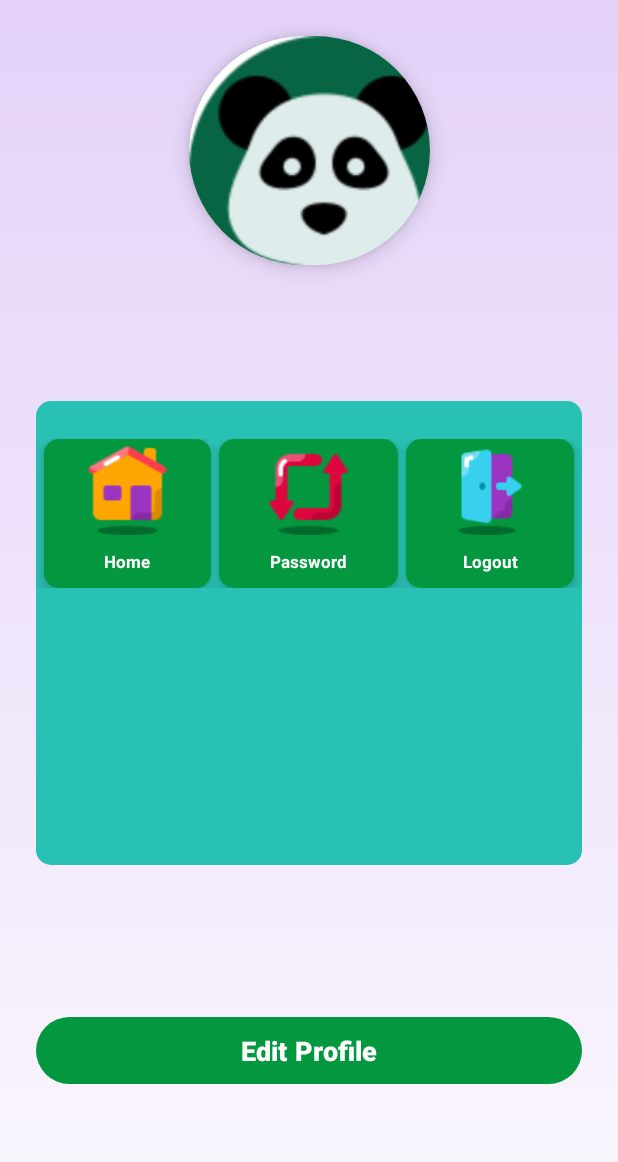
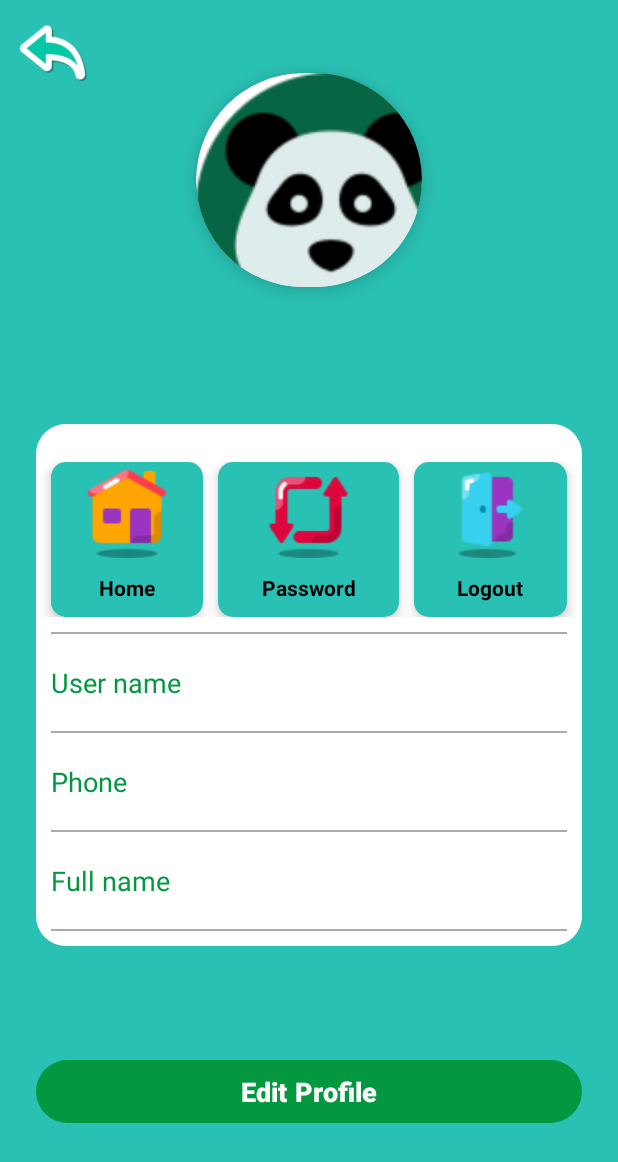
Before and after one commit to thangnguyen02/Restaurant-Management, an Android app: the ProfileActivity screen opened directly, with no data from a screen before it, on a phone screen of 412 x 824 dp. Shown: the top 1162 px of the screen. Run offline under Robolectric (Android 15) with nearby library versions, the phone set to English and light mode, and no system bars; our stand-ins replace Room's generated code; libraries missing offline, so code that uses them is left out: com.facebook.stetho, io.github.muddz.styleabletoast; 3 statements that could not run were skipped.

Commit message:
complete code

```diff
--- a/app/src/main/java/com/example/restaurantmanagement/Activity/HomeScreenActivity.java
+++ b/app/src/main/java/com/example/restaurantmanagement/Activity/HomeScreenActivity.java
@@ -22,8 +22,8 @@ import com.example.restaurantmanagement.R;
 public class HomeScreenActivity extends AppCompatActivity {
 
     TextView fullName;
-    ImageView profile;
-    LinearLayout logout, imageView2;
+    LinearLayout profile;
+    LinearLayout logout;
 
 
     @Override
--- a/app/src/main/java/com/example/restaurantmanagement/Activity/ProfileActivity.java
+++ b/app/src/main/java/com/example/restaurantmanagement/Activity/ProfileActivity.java
@@ -32,6 +32,7 @@ public class ProfileActivity extends AppCompatActivity {
     TextView username, fullname, phone, email;
     Button edit, update;
     EditText editUsername, editPhone, editFullname;
+    ImageView back;
 
     @Override
     protected void onCreate(Bundle savedInstanceState) {
@@ -52,6 +53,14 @@ public class ProfileActivity extends AppCompatActivity {
         fullname = findViewById(R.id.fullname);
         phone = findViewById(R.id.phone);
         edit = findViewById(R.id.edit);
+        back = findViewById(R.id.back);
+
+        back.setOnClickListener(new View.OnClickListener() {
+            @Override
+            public void onClick(View v) {
+                startActivity(new Intent(ProfileActivity.this, HomeScreenActivity.class));
+            }
+        });
 
         SharedPreferences sharedPreferences = getSharedPreferences("loginPrefs", Context.MODE_PRIVATE);
         String name = sharedPreferences.getString("userName", "");
--- a/app/src/main/res/layout/activity_login.xml
+++ b/app/src/main/res/layout/activity_login.xml
@@ -33,7 +33,7 @@
                 android:layout_height="wrap_content"
                 android:text="Hello friend"
                 android:textColor="@color/green"
-                android:textSize="32sp"
+                android:textSize="32dp"
                 android:textStyle="bold"/>
 
             <TextView
--- a/app/src/main/res/layout/activity_profile.xml
+++ b/app/src/main/res/layout/activity_profile.xml
@@ -4,23 +4,23 @@
     xmlns:tools="http://schemas.android.com/tools"
     android:layout_width="match_parent"
     android:layout_height="match_parent"
-    android:background="@drawable/background_1"
+    android:background="@color/bg_button"
     tools:context=".MainActivity">
 
-    <ImageView
-        android:id="@+id/imageView"
-        android:layout_width="wrap_content"
-        android:layout_height="wrap_content"
-        app:layout_constraintEnd_toEndOf="parent"
-        app:layout_constraintStart_toStartOf="parent"
-        app:layout_constraintTop_toTopOf="parent"
-         />
+        <ImageView
+            android:id="@+id/back"
+            android:layout_width="50dp"
+            android:layout_height="50dp"
+            android:layout_margin="10dp"
+            app:layout_constraintStart_toStartOf="parent"
+            app:layout_constraintTop_toTopOf="parent"
+            app:srcCompat="@drawable/back" />
+
 
     <androidx.cardview.widget.CardView
         android:id="@+id/cb"
-        android:layout_width="250dp"
-        android:layout_height="250dp"
-        android:layout_marginTop="-25dp"
+        android:layout_width="240dp"
+        android:layout_height="240dp"
         app:cardBackgroundColor="#FFFFFF"
         app:cardCornerRadius="125dp"
         app:cardElevation="8dp"
@@ -41,7 +41,7 @@
         android:id="@+id/email"
         android:layout_width="wrap_content"
         android:layout_height="wrap_content"
-        android:textColor="@color/green"
+        android:textColor="#ffffff"
         android:textSize="24sp"
         android:textStyle="bold"
         app:layout_constraintEnd_toEndOf="@+id/cb"
@@ -54,12 +54,11 @@
         android:id="@+id/linearLayout"
         android:layout_width="match_parent"
         android:layout_height="wrap_content"
+        android:layout_marginTop="10dp"
         android:layout_marginStart="24dp"
-        android:layout_marginTop="10dp"
         android:layout_marginEnd="24dp"
-        android:background="@drawable/background_purple"
+        android:background="@drawable/white_background"
         android:orientation="vertical"
-        android:paddingVertical="25dp"
         app:layout_constraintEnd_toEndOf="parent"
         app:layout_constraintStart_toStartOf="parent"
         app:layout_constraintTop_toBottomOf="@+id/email">
@@ -68,20 +67,21 @@
         <LinearLayout
             android:layout_width="match_parent"
             android:layout_height="match_parent"
-            android:layout_marginBottom="25dp"
-            android:orientation="horizontal">
+            android:orientation="horizontal"
+            android:paddingTop="25dp">
 
             <LinearLayout
                 android:id="@+id/home"
                 android:layout_width="wrap_content"
                 android:layout_height="wrap_content"
-                android:layout_marginLeft="5dp"
+                android:layout_marginLeft="10dp"
                 android:layout_weight="1"
-                android:background="@drawable/background_pink"
+                android:background="@drawable/background_purple"
                 android:elevation="5dp"
                 android:orientation="vertical">
 
                 <ImageView
+
                     android:layout_width="match_parent"
                     android:layout_height="wrap_content"
                     app:srcCompat="@drawable/home" />
@@ -92,8 +92,8 @@
                     android:layout_margin="10dp"
                     android:text="Home"
                     android:textAlignment="center"
-                    android:textColor="#ffffff"
-                    android:textSize="11sp"
+                    android:textColor="#000000"
+                    android:textSize="14sp"
                     android:textStyle="bold" />
             </LinearLayout>
 
@@ -101,25 +101,27 @@
                 android:id="@+id/updatePassword"
                 android:layout_width="wrap_content"
                 android:layout_height="wrap_content"
-                android:layout_marginLeft="5dp"
+                android:layout_marginLeft="10dp"
                 android:layout_weight="1"
-                android:background="@drawable/background_pink"
+                android:background="@drawable/background_purple"
                 android:elevation="5dp"
                 android:orientation="vertical">
 
                 <ImageView
+
                     android:layout_width="match_parent"
                     android:layout_height="wrap_content"
                     app:srcCompat="@drawable/reset" />
 
                 <TextView
+
                     android:layout_width="match_parent"
                     android:layout_height="wrap_content"
                     android:layout_margin="10dp"
                     android:text="Password"
                     android:textAlignment="center"
-                    android:textColor="#ffffff"
-                    android:textSize="11sp"
+                    android:textColor="#000000"
+                    android:textSize="14sp"
                     android:textStyle="bold" />
             </LinearLayout>
 
@@ -127,13 +129,14 @@
                 android:id="@+id/logout"
                 android:layout_width="wrap_content"
                 android:layout_height="wrap_content"
-                android:layout_marginHorizontal="5dp"
+                android:layout_marginHorizontal="10dp"
                 android:layout_weight="1"
-                android:background="@drawable/background_pink"
+                android:background="@drawable/background_purple"
                 android:elevation="5dp"
                 android:orientation="vertical">
 
                 <ImageView
+
                     android:layout_width="match_parent"
                     android:layout_height="wrap_content"
                     app:srcCompat="@drawable/logout" />
@@ -144,11 +147,20 @@
                     android:layout_margin="10dp"
                     android:text="Logout"
                     android:textAlignment="center"
-                    android:textColor="#ffffff"
-                    android:textSize="11sp"
+                    android:textColor="#000000"
+                    android:textSize="14sp"
                     android:textStyle="bold" />
             </LinearLayout>
         </LinearLayout>
+
+
+        <androidx.appcompat.widget.AppCompatImageView
+            android:id="@+id/appCompatImageView"
+            android:layout_width="match_parent"
+            android:layout_height="1dp"
+            android:layout_margin="10dp"
+            android:alpha="0.5"
+            android:background="#585858" />
 
         <LinearLayout
             android:layout_width="match_parent"
@@ -157,13 +169,31 @@
             android:orientation="horizontal">
 
             <TextView
+
+                android:layout_width="wrap_content"
+                android:layout_height="wrap_content"
+                android:layout_weight="1"
+                android:text="User name"
+                android:textColor="@color/green"
+                android:textSize="18sp" />
+
+            <TextView
                 android:id="@+id/username"
                 android:layout_width="wrap_content"
                 android:layout_height="wrap_content"
                 android:layout_weight="1"
+                android:textAlignment="viewEnd"
+                android:textColor="@color/bg_button"
                 android:textSize="18sp" />
         </LinearLayout>
 
+        <androidx.appcompat.widget.AppCompatImageView
+            android:id="@+id/appCompatImageView3"
+            android:layout_width="match_parent"
+            android:layout_height="1dp"
+            android:layout_margin="10dp"
+            android:alpha="0.5"
+            android:background="#585858" />
 
         <LinearLayout
             android:layout_width="match_parent"
@@ -172,13 +202,29 @@
             android:orientation="horizontal">
 
             <TextView
+                android:layout_width="wrap_content"
+                android:layout_height="wrap_content"
+                android:layout_weight="1"
+                android:text="Phone"
+                android:textColor="@color/green"
+                android:textSize="18sp" />
+
+            <TextView
                 android:id="@+id/phone"
                 android:layout_width="wrap_content"
                 android:layout_height="wrap_content"
                 android:layout_weight="1"
+                android:textAlignment="viewEnd"
+                android:textColor="@color/bg_button"
                 android:textSize="18sp" />
+        </LinearLayout>
 
-        </LinearLayout>
+        <androidx.appcompat.widget.AppCompatImageView
+            android:layout_width="match_parent"
+            android:layout_height="1dp"
+            android:layout_margin="10dp"
+            android:alpha="0.5"
+            android:background="#585858" />
 
         <LinearLayout
             android:layout_width="match_parent"
@@ -187,12 +233,30 @@
             android:orientation="horizontal">
 
             <TextView
+                android:id="@+id/textView5"
+                android:layout_width="wrap_content"
+                android:layout_height="wrap_content"
+                android:layout_weight="1"
+                android:text="Full name"
+                android:textColor="@color/green"
+                android:textSize="18sp" />
+
+            <TextView
                 android:id="@+id/fullname"
                 android:layout_width="wrap_content"
                 android:layout_height="wrap_content"
                 android:layout_weight="1"
+                android:textAlignment="viewEnd"
+                android:textColor="@color/bg_button"
                 android:textSize="18sp" />
         </LinearLayout>
+
+        <androidx.appcompat.widget.AppCompatImageView
+            android:layout_width="match_parent"
+            android:layout_height="1dp"
+            android:layout_margin="10dp"
+            android:alpha="0.5"
+            android:background="#585858" />
 
 
     </LinearLayout>
@@ -200,9 +264,8 @@
     <Button
         android:id="@+id/edit"
         android:layout_width="0dp"
-        android:layout_height="wrap_content"
+        android:layout_height="50dp"
         android:gravity="center"
-        android:padding="10dp"
         android:text="Edit Profile"
         android:textColor="#ffffff"
         android:textSize="18sp"
--- a/app/src/main/res/layout/activity_register.xml
+++ b/app/src/main/res/layout/activity_register.xml
@@ -32,7 +32,7 @@
                 android:layout_height="wrap_content"
                 android:text="Welcome"
                 android:textColor="@color/green"
-                android:textSize="32sp"
+                android:textSize="32dp"
                 android:textStyle="bold"/>
 
             <TextView
--- a/app/src/main/res/layout/update_profile_dialog.xml
+++ b/app/src/main/res/layout/update_profile_dialog.xml
@@ -10,7 +10,7 @@
         android:layout_width="wrap_content"
         android:layout_height="wrap_content"
         android:text="Update your information"
-        android:textSize="24sp"
+        android:textSize="20sp"
         android:textColor="#000"
         android:layout_marginTop="16dp"
         android:layout_gravity="center" />
```
Also changed, not shown: app/src/main/java/com/example/restaurantmanagement/Activity/ResetPasswordActivity.java (+10 -0 lines), app/src/main/java/com/example/restaurantmanagement/Activity/UpdatePassword.java (+10 -0 lines), app/src/main/res/layout/activity_home_screen.xml (+19 -5 lines), app/src/main/res/layout/activity_reset_password.xml (+17 -5 lines), app/src/main/res/layout/activity_update_password.xml (+10 -2 lines), app/src/main/res/drawable/back.png (added), app/src/main/res/drawable/exit.png (deleted), app/src/main/res/drawable/manage.png (deleted), app/src/main/res/drawable/shop.png (deleted), app/src/main/res/drawable/top_background.png (deleted), app/src/main/res/drawable/update.png (deleted), app/src/main/res/drawable/wallet.png (deleted).
